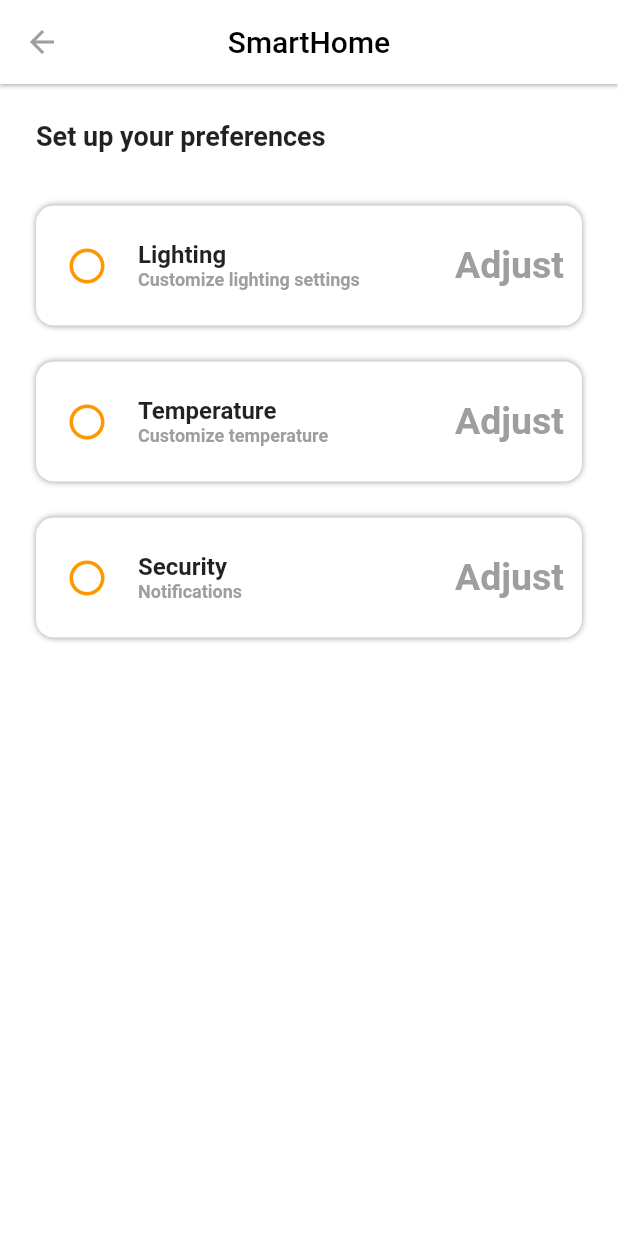
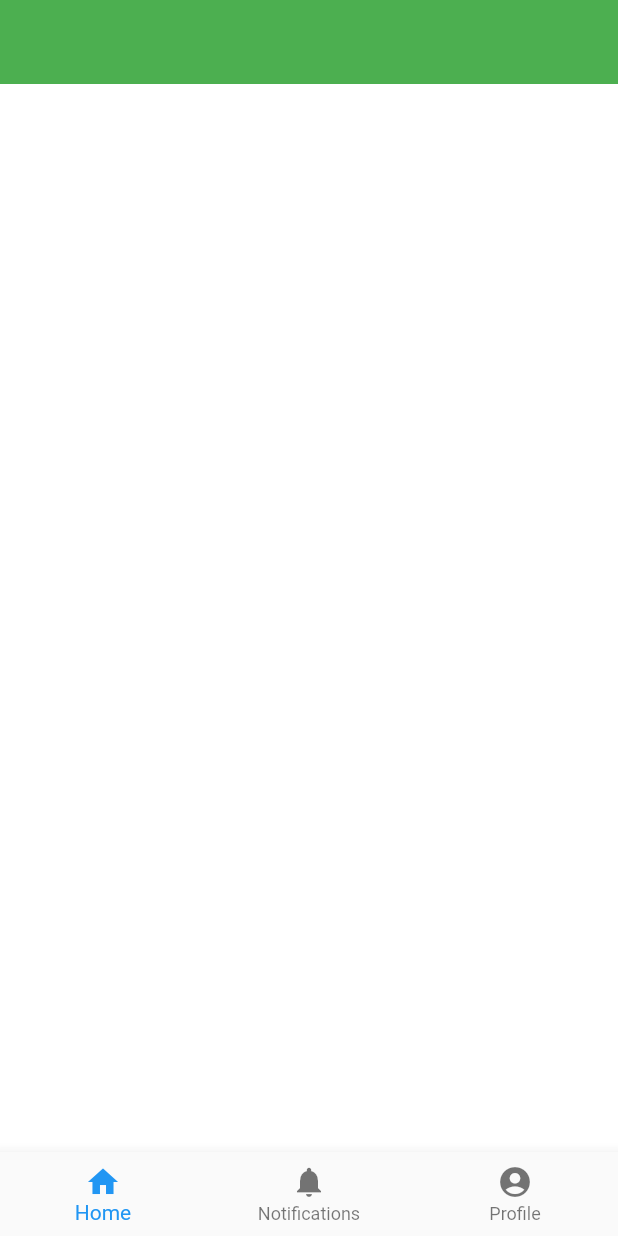
Before and after one commit to dogukan-selam/smart-home, a Flutter app: the screen it shows after launch, on a phone screen of 412 x 824 dp. Run offline on Flutter 3.47's test engine with Material 2 defaults, Android fonts, the phone set to English and light mode, and no system bars.

Commit message:
added HomeView

```diff
--- /dev/null
+++ b/lib/feature/home/home_view.dart
@@ -0,0 +1,45 @@
+import 'package:flutter/material.dart';
+
+import '../notification/view/notification_view.dart';
+import '../settings/views/settings.view.dart';
+
+class HomeView extends StatefulWidget {
+  const HomeView({super.key});
+
+  @override
+  State<HomeView> createState() => _HomeViewState();
+}
+
+class _HomeViewState extends State<HomeView> {
+  int _selectedIndex = 0;
+
+  void _onItemTapped(int index) {
+    setState(() {
+      _selectedIndex = index;
+    });
+  }
+
+  static final List<Widget> _widgetOptions = <Widget>[
+    Scaffold(appBar: AppBar(backgroundColor: Colors.green)),
+    const NotificationView(),
+    const SettingsView(),
+  ];
+
+  @override
+  Widget build(BuildContext context) {
+    return Scaffold(
+      body: _widgetOptions.elementAt(_selectedIndex),
+      bottomNavigationBar: BottomNavigationBar(
+        currentIndex: _selectedIndex,
+        onTap: _onItemTapped,
+        items: const [
+          BottomNavigationBarItem(icon: Icon(Icons.home), label: 'Home'),
+          BottomNavigationBarItem(
+              icon: Icon(Icons.notifications), label: 'Notifications'),
+          BottomNavigationBarItem(
+              icon: Icon(Icons.account_circle_sharp), label: 'Profile'),
+        ],
+      ),
+    );
+  }
+}
--- a/lib/feature/settings/views/preferences_view.dart
+++ b/lib/feature/settings/views/preferences_view.dart
@@ -1,4 +1,6 @@
 import 'package:flutter/material.dart';
+
+import '../../../core/extensions/context_extension.dart';
 
 class PreferencesView extends StatelessWidget {
   const PreferencesView({super.key});
@@ -6,7 +8,7 @@ class PreferencesView extends StatelessWidget {
   @override
   Widget build(BuildContext context) {
     return Scaffold(
-      appBar: buildAppBar(),
+      appBar: buildAppBar(context),
       body: Column(
         crossAxisAlignment: CrossAxisAlignment.start,
         children: [
@@ -38,7 +40,7 @@ class PreferencesView extends StatelessWidget {
     );
   }
 
-  AppBar buildAppBar() {
+  AppBar buildAppBar(BuildContext context) {
     return AppBar(
       backgroundColor: Colors.white,
       leading: IconButton(
@@ -46,7 +48,9 @@ class PreferencesView extends StatelessWidget {
           Icons.arrow_back,
           color: Colors.grey,
         ),
-        onPressed: () {},
+        onPressed: () {
+          context.pop();
+        },
       ),
       elevation: 1,
       title: const Text(
--- a/lib/main.dart
+++ b/lib/main.dart
@@ -1,4 +1,5 @@
 import 'package:flutter/material.dart';
+import 'feature/home/home_view.dart';
 import 'feature/settings/views/preferences_view.dart';
 
 void main() {
@@ -20,7 +21,7 @@ class MyApp extends StatelessWidget {
         ),
         scaffoldBackgroundColor: Colors.white
       ),
-      home: PreferencesView(),
+      home: const HomeView(),
     );
   }
 }
```
Also changed, not shown: lib/feature/settings/views/settings.view.dart (+8 -4 lines).
